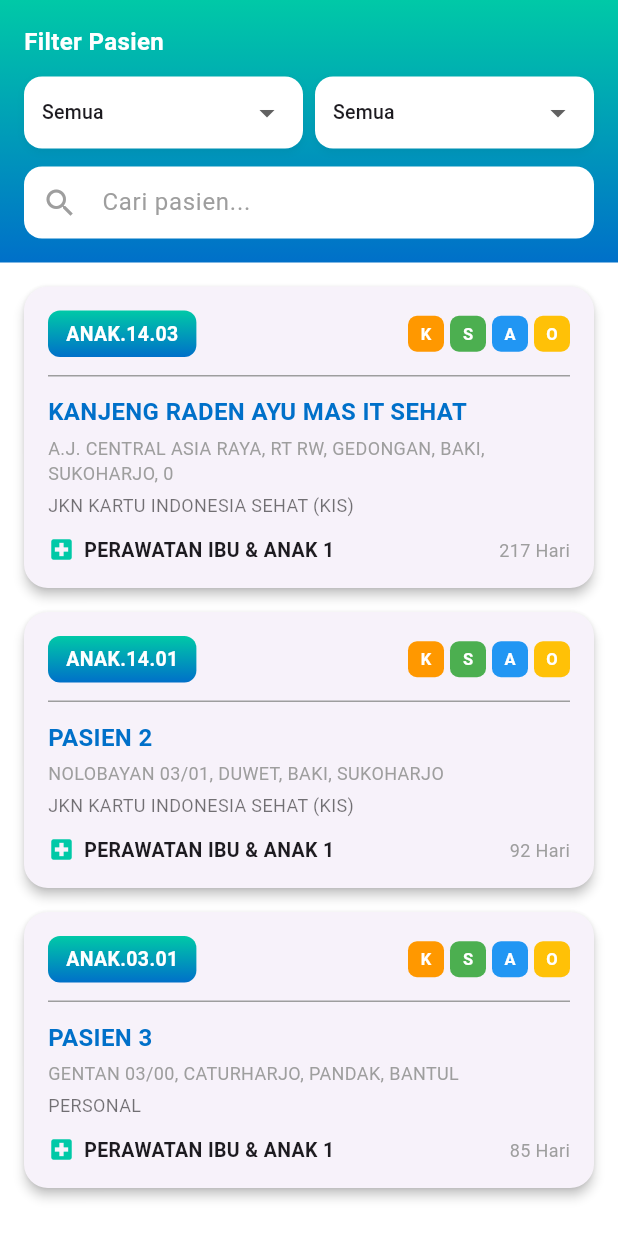
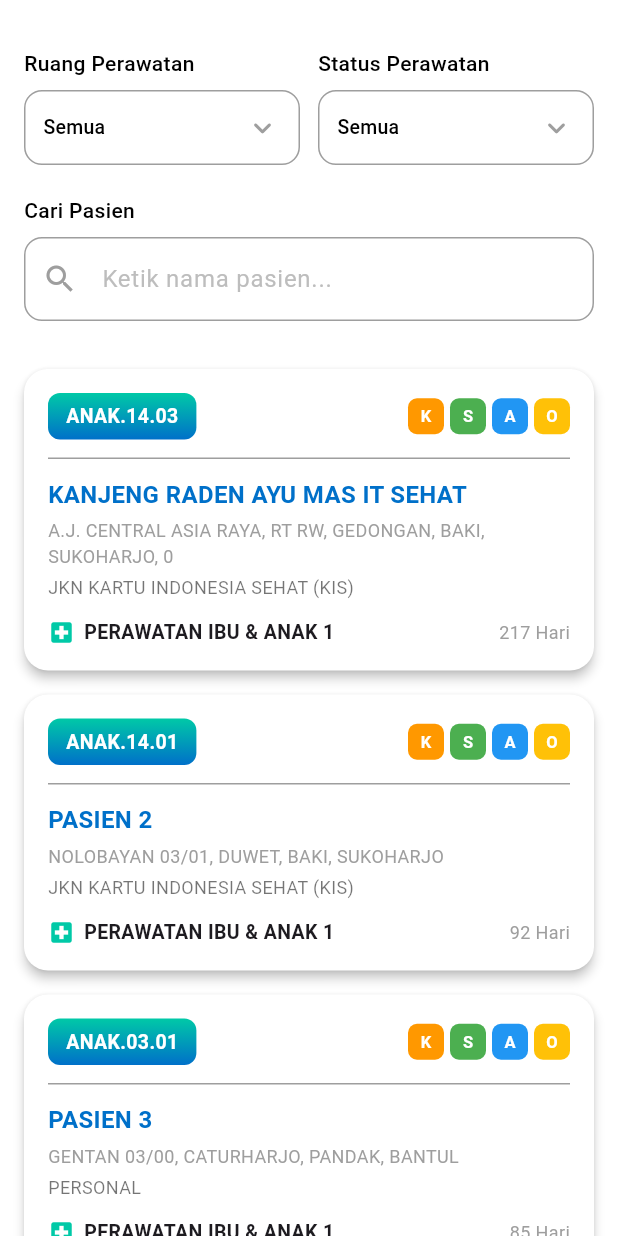
Before and after one commit to er4files/oen_medai, a Flutter app: the PatientsView screen opened by its route, on a phone screen of 412 x 824 dp. Run offline on Flutter 3.47's test engine with Material 3 defaults, Android fonts, the phone set to English and light mode, and no system bars; our stand-ins replace get.

Commit message:
tampilan halaman patient

```diff
--- a/lib/app/modules/login/views/login_view.dart
+++ b/lib/app/modules/login/views/login_view.dart
@@ -28,10 +28,7 @@ class LoginView extends GetView<LoginController> {
               SizedBox(height: 8),
               Text(
                 'Provide your credentials to sign in as a doctor',
-                style: TextStyle(
-                  fontSize: 14,
-                  color: Colors.grey[600],
-                ),
+                style: TextStyle(fontSize: 14, color: Colors.grey[600]),
               ),
               SizedBox(height: 40),
 
@@ -52,14 +49,17 @@ class LoginView extends GetView<LoginController> {
                   hintStyle: TextStyle(color: Colors.grey[400]),
                   filled: true,
                   fillColor: Colors.white,
-                  prefixIcon: Icon(Icons.person_outlined, color: Colors.grey[400]),
+                  prefixIcon: Icon(
+                    Icons.person_outlined,
+                    color: Colors.grey[500],
+                  ),
                   border: OutlineInputBorder(
                     borderRadius: BorderRadius.circular(12),
-                    borderSide: BorderSide(color: Colors.grey[300]!),
+                    borderSide: BorderSide(color: Colors.grey[500]!),
                   ),
                   enabledBorder: OutlineInputBorder(
                     borderRadius: BorderRadius.circular(12),
-                    borderSide: BorderSide(color: Colors.grey[300]!),
+                    borderSide: BorderSide(color: Colors.grey[500]!),
                   ),
                   focusedBorder: OutlineInputBorder(
                     borderRadius: BorderRadius.circular(12),
@@ -79,7 +79,8 @@ class LoginView extends GetView<LoginController> {
                 ),
               ),
               SizedBox(height: 8),
-              Obx(() => TextField(
+              Obx(
+                () => TextField(
                   controller: controller.passwordController,
                   obscureText: !controller.isPasswordVisible.value,
                   decoration: InputDecoration(
@@ -87,32 +88,40 @@ class LoginView extends GetView<LoginController> {
                     hintStyle: TextStyle(color: Colors.grey[400]),
                     filled: true,
                     fillColor: Colors.white,
-                  prefixIcon: Icon(Icons.lock_outlined, color: Colors.grey[400]),
+                    prefixIcon: Icon(
+                      Icons.lock_outlined,
+                      color: Colors.grey[500],
+                    ),
                     suffixIcon: IconButton(
                       icon: Icon(
                         controller.isPasswordVisible.value
                             ? Icons.visibility_outlined
                             : Icons.visibility_off_outlined,
-                      color: Colors.grey[400],
+                        color: Colors.grey[500],
                       ),
                       onPressed: () {
-                      controller.isPasswordVisible.value = !controller.isPasswordVisible.value;
+                        controller.isPasswordVisible.value =
+                            !controller.isPasswordVisible.value;
                       },
                     ),
                     border: OutlineInputBorder(
                       borderRadius: BorderRadius.circular(12),
-                    borderSide: BorderSide(color: Colors.grey[300]!),
+                      borderSide: BorderSide(color: Colors.grey[500]!),
                     ),
                     enabledBorder: OutlineInputBorder(
                       borderRadius: BorderRadius.circular(12),
-                    borderSide: BorderSide(color: Colors.grey[300]!),
+                      borderSide: BorderSide(color: Colors.grey[500]!),
                     ),
                     focusedBorder: OutlineInputBorder(
                       borderRadius: BorderRadius.circular(12),
-                    borderSide: BorderSide(color: Color(0xFF00C9A7), width: 2),
+                      borderSide: BorderSide(
+                        color: Color(0xFF00C9A7),
+                        width: 2,
                       ),
                     ),
-              )),
+                  ),
+                ),
+              ),
               SizedBox(height: 16),
 
               // Remember Me dan Forgot Password
@@ -121,7 +130,8 @@ class LoginView extends GetView<LoginController> {
                 children: [
                   Row(
                     children: [
-                      Obx(() => Transform.scale(
+                      Obx(
+                        () => Transform.scale(
                           scale: 0.8, // Membuat toggle lebih kecil
                           child: Switch(
                             value: controller.rememberMe.value,
@@ -129,19 +139,23 @@ class LoginView extends GetView<LoginController> {
                               controller.rememberMe.value = value;
                             },
                             activeColor: Color(0xFF00C9A7),
-                          activeTrackColor: Color(0xFF00C9A7).withOpacity(0.5),
-                          inactiveThumbColor: Colors.white, // Point warna putih saat tidak aktif
-                          inactiveTrackColor: Colors.grey[300], // Background abu-abu saat tidak aktif
-                          trackOutlineColor: MaterialStateProperty.all(Colors.transparent), // Hilangkan outline
+                            activeTrackColor: Color(
+                              0xFF00C9A7,
+                            ).withOpacity(0.5),
+                            inactiveThumbColor: Colors
+                                .white, // Point warna putih saat tidak aktif
+                            inactiveTrackColor: Colors
+                                .grey[300], // Background abu-abu saat tidak aktif
+                            trackOutlineColor: MaterialStateProperty.all(
+                              Colors.transparent,
+                            ), // Hilangkan outline
                           ),
-                      )),
+                        ),
+                      ),
                       SizedBox(width: 4),
                       Text(
                         'Remember Me',
-                        style: TextStyle(
-                          color: Colors.grey[700],
-                          fontSize: 14,
-                        ),
+                        style: TextStyle(color: Colors.grey[700], fontSize: 14),
                       ),
                     ],
                   ),
@@ -161,7 +175,8 @@ class LoginView extends GetView<LoginController> {
               SizedBox(height: 24),
 
               // Sign In Button dengan Gradient
-              Obx(() => Container(
+              Obx(
+                () => Container(
                   width: double.infinity,
                   height: 56,
                   decoration: BoxDecoration(
@@ -190,9 +205,7 @@ class LoginView extends GetView<LoginController> {
                       ),
                     ),
                     child: controller.isLoading.value
-                      ? CircularProgressIndicator(
-                          color: Colors.white,
-                        )
+                        ? CircularProgressIndicator(color: Colors.white)
                         : Text(
                             'SIGN IN',
                             style: TextStyle(
@@ -202,7 +215,8 @@ class LoginView extends GetView<LoginController> {
                             ),
                           ),
                   ),
-              )),
+                ),
+              ),
             ],
           ),
         ),
--- a/lib/app/modules/patients/views/patients_view.dart
+++ b/lib/app/modules/patients/views/patients_view.dart
@@ -17,26 +17,14 @@ class PatientsView extends StatelessWidget {
           children: [
             // 🔹 Filter Section
             Container(
-              decoration: const BoxDecoration(
-                gradient: LinearGradient(
-                  colors: [Color(0xFF00C9A7), Color(0xFF0070C9)],
-                  begin: Alignment.topCenter,
-                  end: Alignment.bottomCenter,
-                ),
-              ),
+              color: Colors.white,
               padding: const EdgeInsets.all(16),
               child: Column(
                 crossAxisAlignment: CrossAxisAlignment.start,
                 children: [
-                  const Text(
-                    'Filter Pasien',
-                    style: TextStyle(
-                      color: Colors.white,
-                      fontSize: 16,
-                      fontWeight: FontWeight.bold,
-                    ),
-                  ),
-                  const SizedBox(height: 12),
+                  const SizedBox(height: 16),
+
+                  // 🔹 Dropdowns
                   Row(
                     children: [
                       Expanded(
@@ -46,7 +34,7 @@ class PatientsView extends StatelessWidget {
                           items: ['Semua', 'PERAWATAN IBU & ANAK 1'],
                         ),
                       ),
-                      const SizedBox(width: 8),
+                      const SizedBox(width: 12),
                       Expanded(
                         child: _buildFilterDropdown(
                           label: 'Status Perawatan',
@@ -56,23 +44,40 @@ class PatientsView extends StatelessWidget {
                       ),
                     ],
                   ),
-                  const SizedBox(height: 12),
+                  const SizedBox(height: 20),
+
+                  // 🔹 Search Input
+                  Text(
+                    'Cari Pasien',
+                    style: const TextStyle(
+                      fontSize: 14,
+                      fontWeight: FontWeight.w500,
+                      color: Colors.black,
+                    ),
+                  ),
+                  const SizedBox(height: 8),
                   TextField(
                     onChanged: controller.searchPatients,
-                    style: const TextStyle(color: Colors.black),
                     decoration: InputDecoration(
-                      hintText: 'Cari pasien...',
-                      hintStyle: const TextStyle(color: Colors.grey),
+                      hintText: 'Ketik nama pasien...',
+                      hintStyle: TextStyle(color: Colors.grey[400]),
                       filled: true,
                       fillColor: Colors.white,
-                      prefixIcon: const Icon(Icons.search, color: Colors.grey),
-                      contentPadding: const EdgeInsets.symmetric(
-                        horizontal: 16,
-                        vertical: 12,
-                      ),
+                      prefixIcon: Icon(Icons.search, color: Colors.grey[500]),
                       border: OutlineInputBorder(
                         borderRadius: BorderRadius.circular(12),
-                        borderSide: BorderSide.none,
+                        borderSide: BorderSide(color: Colors.grey[500]!),
+                      ),
+                      enabledBorder: OutlineInputBorder(
+                        borderRadius: BorderRadius.circular(12),
+                        borderSide: BorderSide(color: Colors.grey[500]!),
+                      ),
+                      focusedBorder: OutlineInputBorder(
+                        borderRadius: BorderRadius.circular(12),
+                        borderSide: const BorderSide(
+                          color: Color(0xFF00C9A7), // tosca seperti login
+                          width: 2,
+                        ),
                       ),
                     ),
                   ),
@@ -115,33 +120,51 @@ class PatientsView extends StatelessWidget {
     );
   }
 
+  // 🔹 Custom Dropdown mirip TextField
   Widget _buildFilterDropdown({
     required String label,
     required RxString value,
     required List<String> items,
   }) {
     return Obx(
-      () => Container(
+      () => Column(
+        crossAxisAlignment: CrossAxisAlignment.start,
+        children: [
+          Text(
+            label,
+            style: const TextStyle(
+              fontSize: 14,
+              fontWeight: FontWeight.w500,
+              color: Colors.black,
+            ),
+          ),
+          const SizedBox(height: 8),
+          Container(
+            padding: const EdgeInsets.symmetric(horizontal: 12),
             decoration: BoxDecoration(
               color: Colors.white,
               borderRadius: BorderRadius.circular(12),
-          boxShadow: [
-            BoxShadow(
-              color: Colors.black.withOpacity(0.05),
-              blurRadius: 4,
-              offset: const Offset(0, 2),
+              border: Border.all(color: Colors.grey[500]!),
             ),
-          ],
-        ),
-        padding: const EdgeInsets.symmetric(horizontal: 12),
             child: DropdownButton<String>(
               value: value.value,
               isExpanded: true,
               underline: const SizedBox(),
+              icon: const Icon(
+                Icons.keyboard_arrow_down_rounded,
+                color: Colors.grey,
+              ),
+
+              // ✅ Tambahkan properti ini agar background dropdown popup berwarna putih
+              dropdownColor: Colors.white,
+
               items: items.map((String item) {
                 return DropdownMenuItem<String>(
                   value: item,
-              child: Text(item, style: const TextStyle(fontSize: 13)),
+                  child: Text(
+                    item,
+                    style: const TextStyle(fontSize: 13, color: Colors.black),
+                  ),
                 );
               }).toList(),
               onChanged: (String? newValue) {
@@ -149,6 +172,8 @@ class PatientsView extends StatelessWidget {
               },
             ),
           ),
+        ],
+      ),
     );
   }
 }
--- a/lib/app/widgets/patient_card.dart
+++ b/lib/app/widgets/patient_card.dart
@@ -14,6 +14,7 @@ class PatientCard extends StatelessWidget {
 
     return Card(
       elevation: 3,
+      color: Colors.white, // ✅ gunakan "color" bukan "backgroundColor"
       margin: const EdgeInsets.only(bottom: 16),
       shape: RoundedRectangleBorder(borderRadius: BorderRadius.circular(16)),
       child: InkWell(
```
Lines whose indentation alone changed are shown as unchanged.
